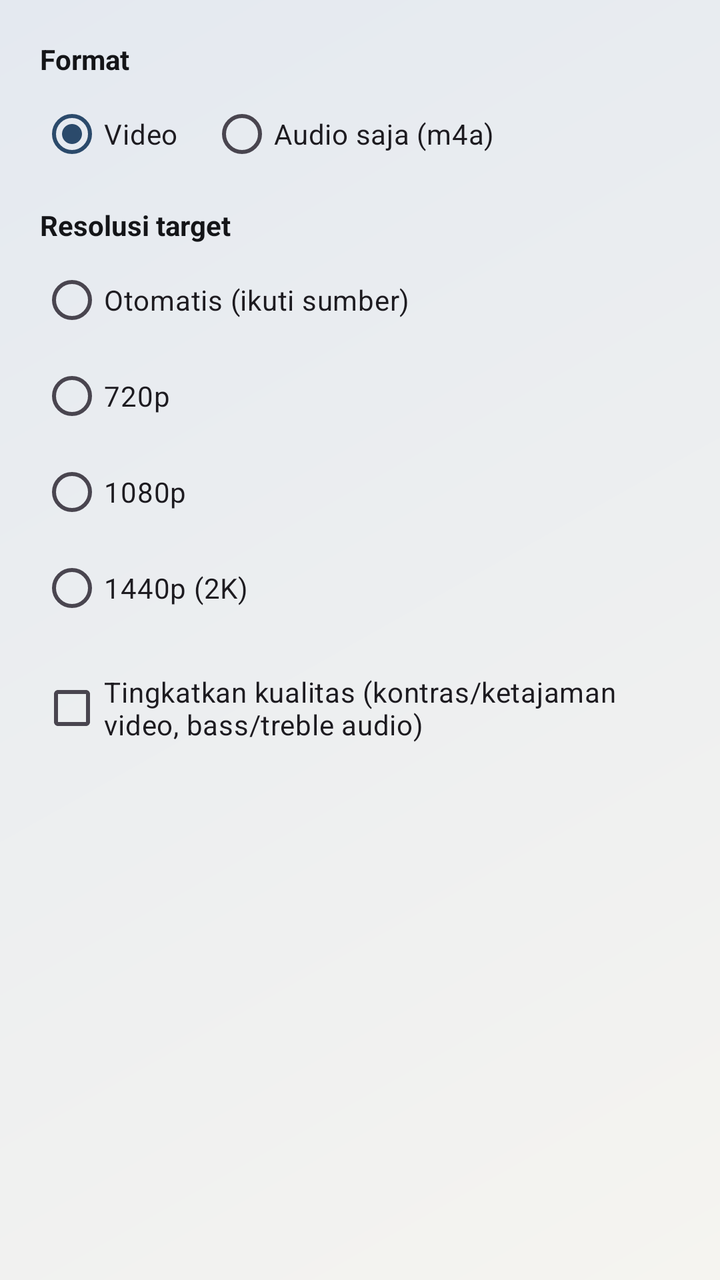
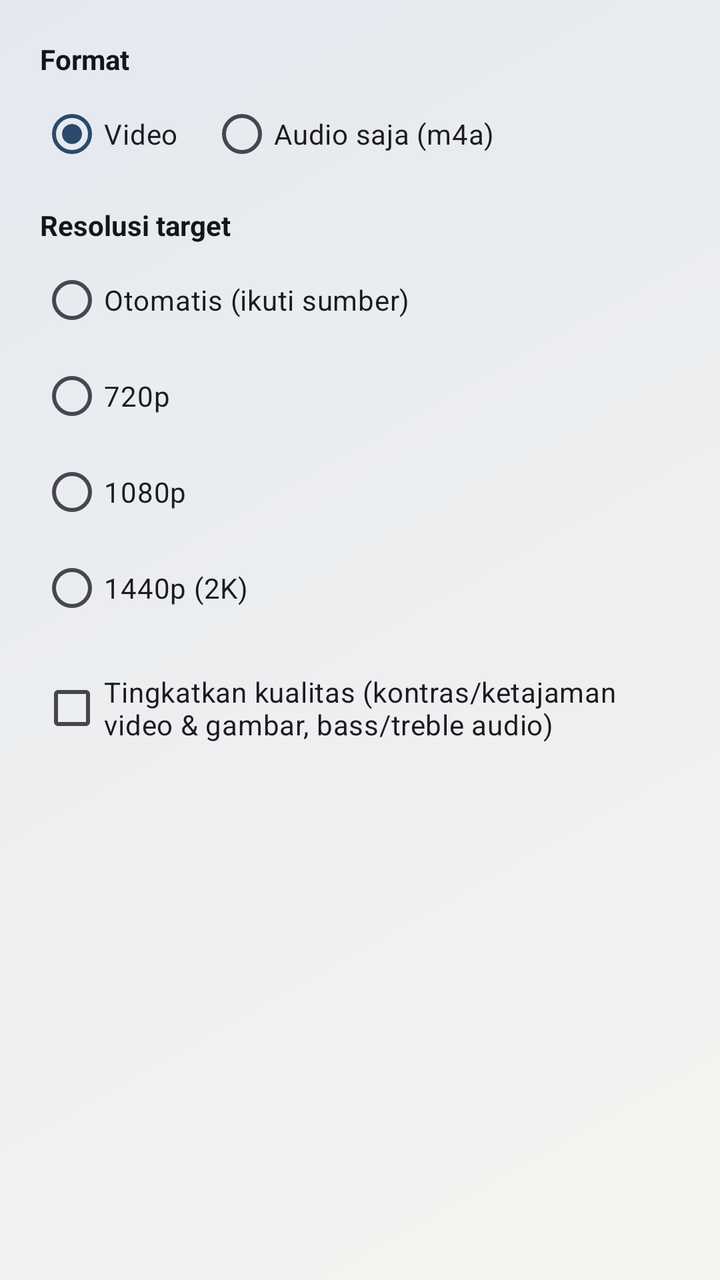

Compare the two renders of this Android layout. The source of the first and the diff that turns it into the second are given below.
<!-- AndroidManifest.xml: application theme Theme.NevusBrowser -->
<!-- res/layout/dialog_download_options.xml -->
<?xml version="1.0" encoding="utf-8"?>
<ScrollView xmlns:android="http://schemas.android.com/apk/res/android"
    android:layout_width="match_parent"
    android:layout_height="wrap_content">

    <LinearLayout
        android:layout_width="match_parent"
        android:layout_height="wrap_content"
        android:orientation="vertical"
        android:padding="20dp">

        <TextView
            android:layout_width="match_parent"
            android:layout_height="wrap_content"
            android:text="@string/download_options_format"
            android:textColor="@color/nevus_ink"
            android:textStyle="bold"
            android:layout_marginBottom="4dp" />

        <RadioGroup
            android:id="@+id/formatGroup"
            android:layout_width="match_parent"
            android:layout_height="wrap_content"
            android:orientation="horizontal"
            android:layout_marginBottom="12dp">

            <RadioButton
                android:id="@+id/formatVideo"
                android:layout_width="wrap_content"
                android:layout_height="wrap_content"
                android:checked="true"
                android:text="@string/download_options_format_video" />

            <RadioButton
                android:id="@+id/formatAudioOnly"
                android:layout_width="wrap_content"
                android:layout_height="wrap_content"
                android:layout_marginStart="16dp"
                android:text="@string/download_options_format_audio_only" />
        </RadioGroup>

        <TextView
            android:id="@+id/sourceQualityLabel"
            android:layout_width="match_parent"
            android:layout_height="wrap_content"
            android:text="@string/download_options_source_quality"
            android:textColor="@color/nevus_ink"
            android:textStyle="bold"
            android:visibility="gone"
            android:layout_marginBottom="4dp" />

        <Spinner
            android:id="@+id/sourceQualitySpinner"
            android:layout_width="match_parent"
            android:layout_height="wrap_content"
            android:visibility="gone"
            android:layout_marginBottom="12dp" />

        <TextView
            android:layout_width="match_parent"
            android:layout_height="wrap_content"
            android:text="@string/download_options_target_resolution"
            android:textColor="@color/nevus_ink"
            android:textStyle="bold"
            android:layout_marginBottom="4dp" />

        <RadioGroup
            android:id="@+id/dialogTargetHeightGroup"
            android:layout_width="match_parent"
            android:layout_height="wrap_content"
            android:layout_marginBottom="12dp">

            <RadioButton
                android:id="@+id/dialogHeightAuto"
                android:layout_width="match_parent"
                android:layout_height="wrap_content"
                android:text="@string/height_auto" />
            <RadioButton
                android:id="@+id/dialogHeight720"
                android:layout_width="match_parent"
                android:layout_height="wrap_content"
                android:text="@string/height_720p" />
            <RadioButton
                android:id="@+id/dialogHeight1080"
                android:layout_width="match_parent"
                android:layout_height="wrap_content"
                android:text="@string/height_1080p" />
            <RadioButton
                android:id="@+id/dialogHeight1440"
                android:layout_width="match_parent"
                android:layout_height="wrap_content"
                android:text="@string/height_1440p" />
        </RadioGroup>

        <CheckBox
            android:id="@+id/enhanceCheckbox"
            android:layout_width="match_parent"
            android:layout_height="wrap_content"
            android:text="@string/download_options_enhance" />

    </LinearLayout>
</ScrollView>
<!-- resources referenced by this layout -->
<resources>
  <color name="nevus_ink">#141518</color>
  <string name="download_options_enhance">Tingkatkan kualitas (kontras/ketajaman video, bass/treble audio)</string>
  <string name="download_options_format">Format</string>
  <string name="download_options_format_audio_only">Audio saja (m4a)</string>
  <string name="download_options_format_video">Video</string>
  <string name="download_options_source_quality">Kualitas sumber</string>
  <string name="download_options_target_resolution">Resolusi target</string>
  <string name="height_1080p">1080p</string>
  <string name="height_1440p">1440p (2K)</string>
  <string name="height_720p">720p</string>
  <string name="height_auto">Otomatis (ikuti sumber)</string>
  <style name="Theme.NevusBrowser" parent="Theme.Material3.DayNight.NoActionBar">
          <item name="colorPrimary">@color/nevus_accent</item>
          <item name="colorOnPrimary">@android:color/white</item>
          <item name="android:statusBarColor" tools:targetApi="l">@color/nevus_ground</item>
          <item name="android:navigationBarColor" tools:targetApi="l">@color/nevus_ground</item>
          <item name="android:windowLightStatusBar" tools:targetApi="m">true</item>
          <item name="android:windowBackground">@drawable/bg_app_gradient</item>
      </style>
  <color name="nevus_accent">#2B4A6B</color>
  <color name="nevus_ground">#F5F4F0</color>
  <!-- drawable bg_app_gradient (drawable) -->
  <?xml version="1.0" encoding="utf-8"?>
  <shape xmlns:android="http://schemas.android.com/apk/res/android"
      android:shape="rectangle">
      <gradient
          android:type="linear"
          android:angle="135"
          android:startColor="@color/nevus_ground_gradient_start"
          android:endColor="@color/nevus_ground_gradient_end" />
  </shape>
  <color name="nevus_ground_gradient_start">#F5F4F0</color>
  <color name="nevus_ground_gradient_end">#E4E9F0</color>
</resources>

<!-- the commit's change to res/layout/dialog_download_options.xml (unified diff, before → after) -->
@@ -96,7 +96,42 @@
             android:id="@+id/enhanceCheckbox"
             android:layout_width="match_parent"
             android:layout_height="wrap_content"
+            android:layout_marginBottom="12dp"
             android:text="@string/download_options_enhance" />
+
+        <TextView
+            android:id="@+id/stickerLabel"
+            android:layout_width="match_parent"
+            android:layout_height="wrap_content"
+            android:text="@string/sticker_title"
+            android:textColor="@color/nevus_ink"
+            android:textStyle="bold"
+            android:visibility="gone"
+            android:layout_marginBottom="4dp" />
+
+        <RadioGroup
+            android:id="@+id/stickerGroup"
+            android:layout_width="match_parent"
+            android:layout_height="wrap_content"
+            android:visibility="gone">
+
+            <RadioButton
+                android:id="@+id/stickerNone"
+                android:layout_width="match_parent"
+                android:layout_height="wrap_content"
+                android:checked="true"
+                android:text="@string/sticker_none" />
+            <RadioButton
+                android:id="@+id/stickerBorder"
+                android:layout_width="match_parent"
+                android:layout_height="wrap_content"
+                android:text="@string/sticker_border" />
+            <RadioButton
+                android:id="@+id/stickerBackgroundRemoval"
+                android:layout_width="match_parent"
+                android:layout_height="wrap_content"
+                android:text="@string/sticker_background_removal" />
+        </RadioGroup>
 
     </LinearLayout>
 </ScrollView>
<!-- resource entries referenced after the edit -->
@@ -1,7 +1,7 @@
 <!-- resources referenced by this layout -->
 <resources>
   <color name="nevus_ink">#141518</color>
-  <string name="download_options_enhance">Tingkatkan kualitas (kontras/ketajaman video, bass/treble audio)</string>
+  <string name="download_options_enhance">Tingkatkan kualitas (kontras/ketajaman video &amp; gambar, bass/treble audio)</string>
   <string name="download_options_format">Format</string>
   <string name="download_options_format_audio_only">Audio saja (m4a)</string>
   <string name="download_options_format_video">Video</string>
@@ -11,6 +11,10 @@
   <string name="height_1440p">1440p (2K)</string>
   <string name="height_720p">720p</string>
   <string name="height_auto">Otomatis (ikuti sumber)</string>
+  <string name="sticker_background_removal">Hapus background (AI, .webp)</string>
+  <string name="sticker_border">Border sederhana (.webp)</string>
+  <string name="sticker_none">Tidak</string>
+  <string name="sticker_title">Jadikan stiker</string>
   <style name="Theme.NevusBrowser" parent="Theme.Material3.DayNight.NoActionBar">
           <item name="colorPrimary">@color/nevus_accent</item>
           <item name="colorOnPrimary">@android:color/white</item>
